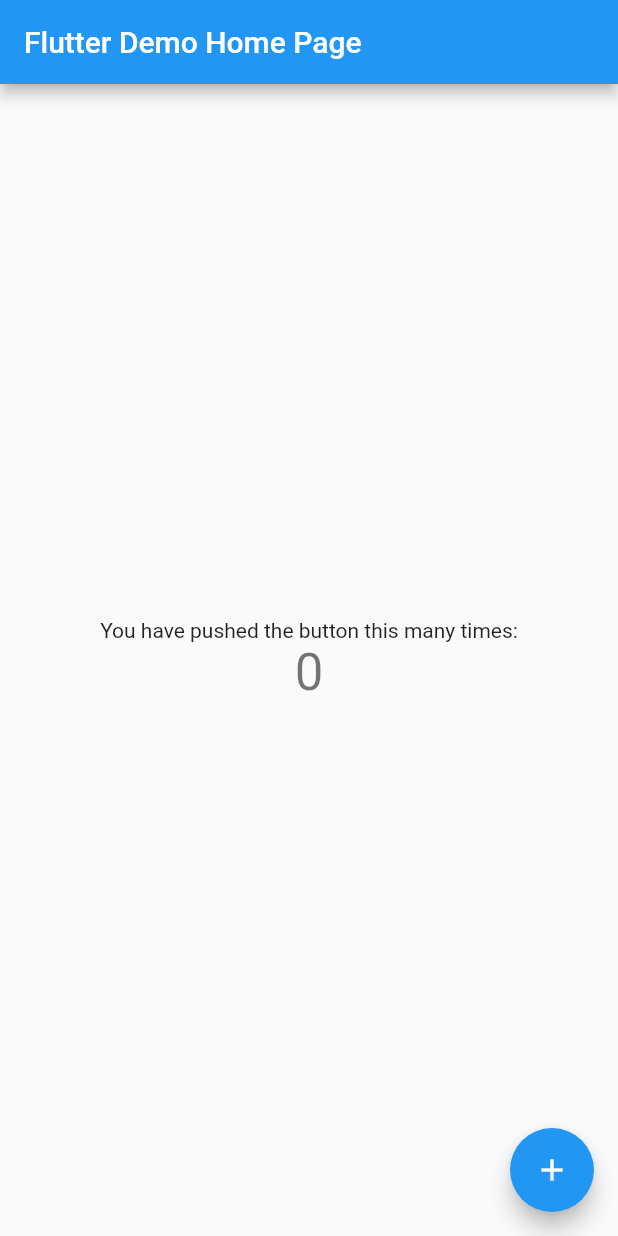
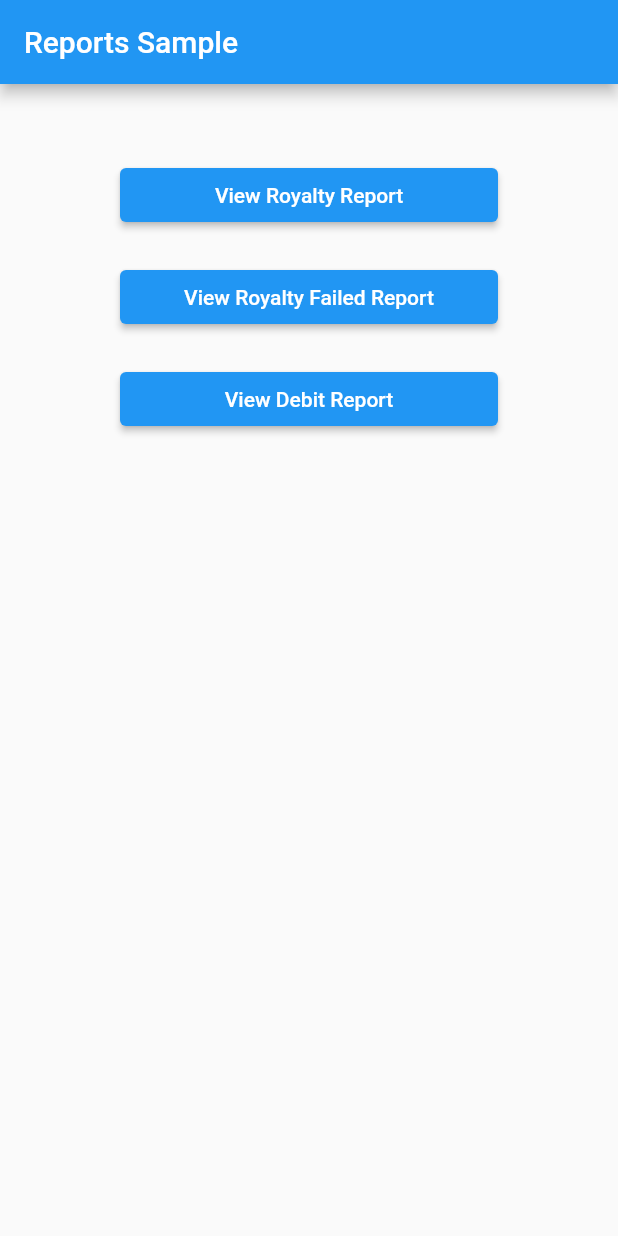
Before and after one commit to ravindran-a/Flutter_Report_Sample, a Flutter app: the screen it shows after launch, on a phone screen of 412 x 824 dp. Run offline on Flutter 3.47's test engine with Material 2 defaults, Android fonts, the phone set to English and light mode, and no system bars; our stand-ins replace hexcolor.

Commit message:
Initial Data Table Report Samples created

```diff
--- a/lib/main.dart
+++ b/lib/main.dart
@@ -1,113 +1,15 @@
 import 'package:flutter/material.dart';
+import 'screens/reports_home.dart';
 
-void main() {
-  runApp(MyApp());
-}
+void main() => runApp(ReportsApp());
 
-class MyApp extends StatelessWidget {
-  // This widget is the root of your application.
+class ReportsApp extends StatelessWidget {
   @override
   Widget build(BuildContext context) {
     return MaterialApp(
-      title: 'Flutter Demo',
-      theme: ThemeData(
-        // This is the theme of your application.
-        //
-        // Try running your application with "flutter run". You'll see the
-        // application has a blue toolbar. Then, without quitting the app, try
-        // changing the primarySwatch below to Colors.green and then invoke
-        // "hot reload" (press "r" in the console where you ran "flutter run",
-        // or simply save your changes to "hot reload" in a Flutter IDE).
-        // Notice that the counter didn't reset back to zero; the application
-        // is not restarted.
-        primarySwatch: Colors.blue,
-      ),
-      home: MyHomePage(title: 'Flutter Demo Home Page'),
-    );
+        debugShowCheckedModeBanner: false,
+        title: "Reports!",
+        theme: ThemeData.light(),
+        home: ReportsHomeScreen());
   }
 }
-
-class MyHomePage extends StatefulWidget {
-  MyHomePage({Key? key, required this.title}) : super(key: key);
-
-  // This widget is the home page of your application. It is stateful, meaning
-  // that it has a State object (defined below) that contains fields that affect
-  // how it looks.
-
-  // This class is the configuration for the state. It holds the values (in this
-  // case the title) provided by the parent (in this case the App widget) and
-  // used by the build method of the State. Fields in a Widget subclass are
-  // always marked "final".
-
-  final String title;
-
-  @override
-  _MyHomePageState createState() => _MyHomePageState();
-}
-
-class _MyHomePageState extends State<MyHomePage> {
-  int _counter = 0;
-
-  void _incrementCounter() {
-    setState(() {
-      // This call to setState tells the Flutter framework that something has
-      // changed in this State, which causes it to rerun the build method below
-      // so that the display can reflect the updated values. If we changed
-      // _counter without calling setState(), then the build method would not be
-      // called again, and so nothing would appear to happen.
-      _counter++;
-    });
-  }
-
-  @override
-  Widget build(BuildContext context) {
-    // This method is rerun every time setState is called, for instance as done
-    // by the _incrementCounter method above.
-    //
-    // The Flutter framework has been optimized to make rerunning build methods
-    // fast, so that you can just rebuild anything that needs updating rather
-    // than having to individually change instances of widgets.
-    return Scaffold(
-      appBar: AppBar(
-        // Here we take the value from the MyHomePage object that was created by
-        // the App.build method, and use it to set our appbar title.
-        title: Text(widget.title),
-      ),
-      body: Center(
-        // Center is a layout widget. It takes a single child and positions it
-        // in the middle of the parent.
-        child: Column(
-          // Column is also a layout widget. It takes a list of children and
-          // arranges them vertically. By default, it sizes itself to fit its
-          // children horizontally, and tries to be as tall as its parent.
-          //
-          // Invoke "debug painting" (press "p" in the console, choose the
-          // "Toggle Debug Paint" action from the Flutter Inspector in Android
-          // Studio, or the "Toggle Debug Paint" command in Visual Studio Code)
-          // to see the wireframe for each widget.
-          //
-          // Column has various properties to control how it sizes itself and
-          // how it positions its children. Here we use mainAxisAlignment to
-          // center the children vertically; the main axis here is the vertical
-          // axis because Columns are vertical (the cross axis would be
-          // horizontal).
-          mainAxisAlignment: MainAxisAlignment.center,
-          children: <Widget>[
-            Text(
-              'You have pushed the button this many times:',
-            ),
-            Text(
-              '$_counter',
-              style: Theme.of(context).textTheme.headline4,
-            ),
-          ],
-        ),
-      ),
-      floatingActionButton: FloatingActionButton(
-        onPressed: _incrementCounter,
-        tooltip: 'Increment',
-        child: Icon(Icons.add),
-      ), // This trailing comma makes auto-formatting nicer for build methods.
-    );
-  }
-}
--- /dev/null
+++ b/lib/screens/reports_home.dart
@@ -0,0 +1,80 @@
+import 'package:flutter/material.dart';
+
+import 'reports_debit.dart';
+import 'reports_royalty.dart';
+import 'reports_royalty_failed.dart';
+
+class ReportsHomeScreen extends StatefulWidget {
+  @override
+  State<StatefulWidget> createState() {
+    return _ReportsHomeScreen();
+  }
+}
+
+class _ReportsHomeScreen extends State<ReportsHomeScreen> {
+  Future<void> onViewRoyaltyReport() async {
+    await Navigator.push(context,
+        MaterialPageRoute(builder: (context) => ReportsRoyaltyScreen()));
+  }
+
+  Future<void> onViewRoyaltyFailedReport() async {
+    await Navigator.push(context,
+        MaterialPageRoute(builder: (context) => ReportsRoyaltyFailedScreen()));
+  }
+
+  Future<void> onViewDebitReport() async {
+    await Navigator.push(
+        context, MaterialPageRoute(builder: (context) => ReportsDebitScreen()));
+  }
+
+  @override
+  Widget build(BuildContext context) {
+    final Size screenSize = MediaQuery.of(context).size;
+    return Scaffold(
+        appBar: AppBar(title: Text("Reports Sample")),
+        body: Container(
+            padding: EdgeInsets.all(40.0),
+            child: SafeArea(
+              child: ListView(
+                children: <Widget>[
+                  Container(
+                      width: screenSize.width / 3,
+                      child: ElevatedButton(
+                          onPressed: () {
+                            this.onViewRoyaltyReport();
+                          },
+                          child: Text(
+                            'View Royalty Report',
+                            style: TextStyle(color: Colors.white),
+                          )),
+                      margin: EdgeInsets.symmetric(
+                          vertical: 10.0, horizontal: 40.0)),
+                  Container(
+                      width: screenSize.width / 3,
+                      child: ElevatedButton(
+                          onPressed: () {
+                            this.onViewRoyaltyFailedReport();
+                          },
+                          child: Text(
+                            'View Royalty Failed Report',
+                            style: TextStyle(color: Colors.white),
+                          )),
+                      margin: EdgeInsets.symmetric(
+                          vertical: 10.0, horizontal: 40.0)),
+                  Container(
+                      width: screenSize.width / 3,
+                      child: ElevatedButton(
+                          onPressed: () {
+                            this.onViewDebitReport();
+                          },
+                          child: Text(
+                            'View Debit Report',
+                            style: TextStyle(color: Colors.white),
+                          )),
+                      margin: EdgeInsets.symmetric(
+                          vertical: 10.0, horizontal: 40.0))
+                ],
+              ),
+            )));
+  }
+}
--- a/pubspec.yaml
+++ b/pubspec.yaml
@@ -28,6 +28,8 @@
   # The following adds the Cupertino Icons font to your application.
   # Use with the CupertinoIcons class for iOS style icons.
   cupertino_icons: ^1.0.2
+
+  hexcolor: ^2.0.4
 
 dev_dependencies:
   flutter_test:
```
Also changed, not shown: lib/screens/reports_debit.dart (added, +103 -0 lines), lib/screens/reports_royalty.dart (added, +130 -0 lines), lib/screens/reports_royalty_failed.dart (added, +139 -0 lines), pubspec.lock, 9 other files.
